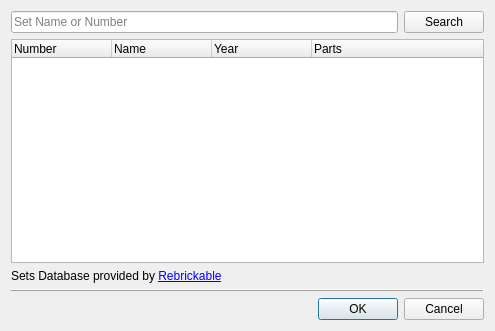
Above: lclib/qt/lc_setsdatabasedialog.ui from trevorsandy/lpub3d-ci before the change. Below: the same form after it.
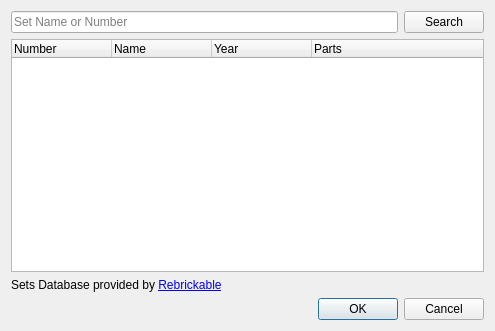
That is the form after the change.

What changed in the file:
```diff
--- a/lclib/qt/lc_setsdatabasedialog.ui
+++ b/lclib/qt/lc_setsdatabasedialog.ui
@@ -78,16 +78,6 @@
      </property>
     </widget>
    </item>
-   <item>
-    <widget class="QFrame" name="frame">
-     <property name="frameShape">
-      <enum>QFrame::HLine</enum>
-     </property>
-     <property name="frameShadow">
-      <enum>QFrame::Raised</enum>
-     </property>
-    </widget>
-   </item>
    <item>
     <widget class="QDialogButtonBox" name="buttonBox">
      <property name="orientation">
```
